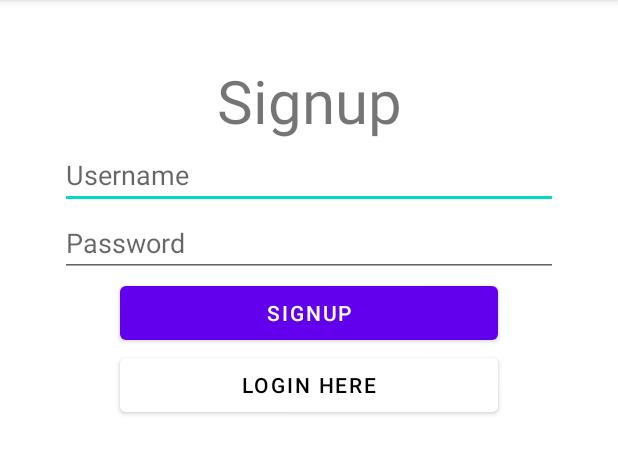
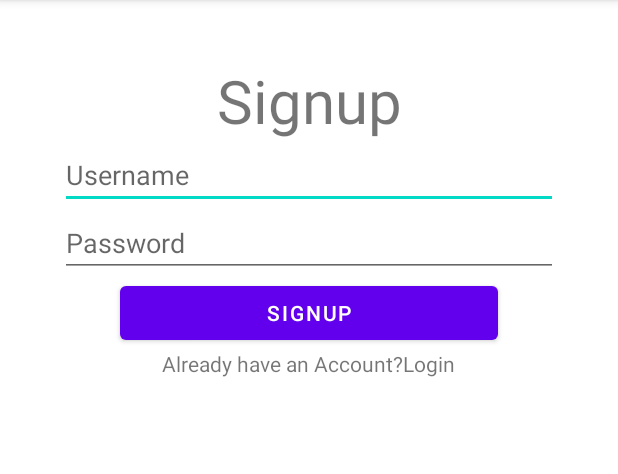
Before and after one commit to jayaspiya/everest-book-kotlin-app, an Android app: the SignupActivity screen opened directly, with no data from a screen before it, on a phone screen of 412 x 824 dp, the part 84-558 px from its top. Run offline under Robolectric (Android 15) with nearby library versions, the phone set to English and light mode, and no system bars.

Commit message:
Created 'already have an account' view

```diff
--- a/app/src/main/java/com/jayaspiya/everestbooks/SignupActivity.kt
+++ b/app/src/main/java/com/jayaspiya/everestbooks/SignupActivity.kt
@@ -6,11 +6,12 @@ import android.os.Bundle
 import android.text.TextUtils
 import android.widget.Button
 import android.widget.EditText
+import android.widget.TextView
 import android.widget.Toast
 
 class SignupActivity : AppCompatActivity() {
     private lateinit var btnSignup:Button
-    private lateinit var btnLogin: Button
+    private lateinit var tvLogin: TextView
     private lateinit var etUsername: EditText
     private lateinit var etPassword: EditText
 
@@ -18,7 +19,7 @@ class SignupActivity : AppCompatActivity() {
         super.onCreate(savedInstanceState)
         setContentView(R.layout.activity_signup)
         btnSignup = findViewById(R.id.btnSignup)
-        btnLogin = findViewById(R.id.btnLogin)
+        tvLogin = findViewById(R.id.tvLogin)
         etUsername = findViewById(R.id.etUsername)
         etPassword = findViewById(R.id.etPassword)
 
@@ -34,7 +35,7 @@ class SignupActivity : AppCompatActivity() {
                 Toast.makeText(this@SignupActivity, "Signup: ${etUsername.text}", Toast.LENGTH_LONG).show()
             }
         }
-        btnLogin.setOnClickListener {
+        tvLogin.setOnClickListener {
             val intent = Intent(this, LoginActivity::class.java)
             startActivity(intent) }
     }
--- a/app/src/main/res/layout/activity_signup.xml
+++ b/app/src/main/res/layout/activity_signup.xml
@@ -35,14 +35,32 @@
         android:id="@+id/btnSignup"
         android:text="Signup"
         android:layout_marginHorizontal="40dp"/>
-    <Button
-        android:layout_width="match_parent"
+<!--    <Button-->
+<!--        android:layout_width="match_parent"-->
+<!--        android:layout_height="wrap_content"-->
+<!--        android:id="@+id/btnLogin"-->
+<!--        android:text="Login Here"-->
+<!--        android:backgroundTint="#ffffff"-->
+<!--        android:textColor="#000000"-->
+<!--        android:layout_marginHorizontal="40dp"/>-->
+    <LinearLayout
+        android:layout_width="wrap_content"
         android:layout_height="wrap_content"
-        android:id="@+id/btnLogin"
-        android:text="Login Here"
-        android:backgroundTint="#ffffff"
-        android:textColor="#000000"
-        android:layout_marginHorizontal="40dp"/>
+        android:orientation="horizontal"
+        android:layout_gravity="center"
+        >
+        <TextView
+            android:layout_width="wrap_content"
+            android:layout_height="wrap_content"
+            android:text="Already have an Account?"
+            />
+        <TextView
+            android:layout_width="wrap_content"
+            android:layout_height="wrap_content"
+            android:id="@+id/tvLogin"
+            android:text="Login"
+            />
+    </LinearLayout>
 
 
 </LinearLayout>
```
